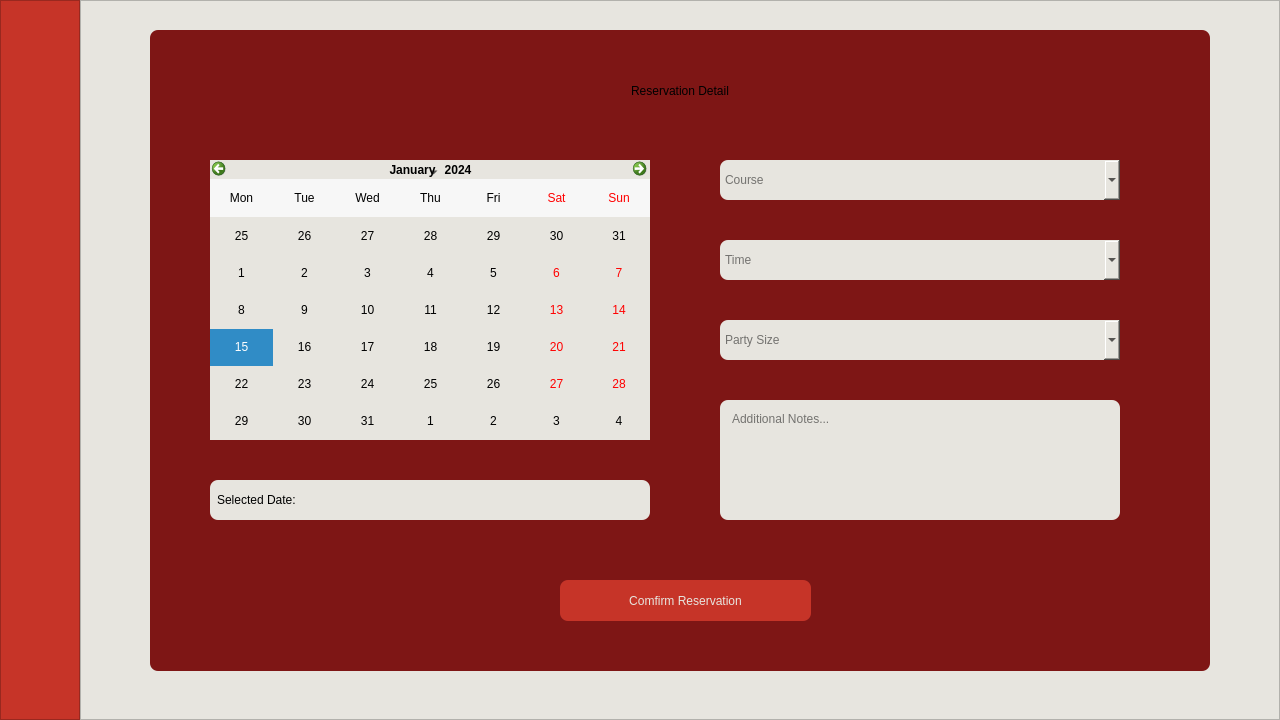
The window that app/gui/reservation/reservation.ui (chananon-n/FineCuisine) describes before a commit, drawn with Qt 5.
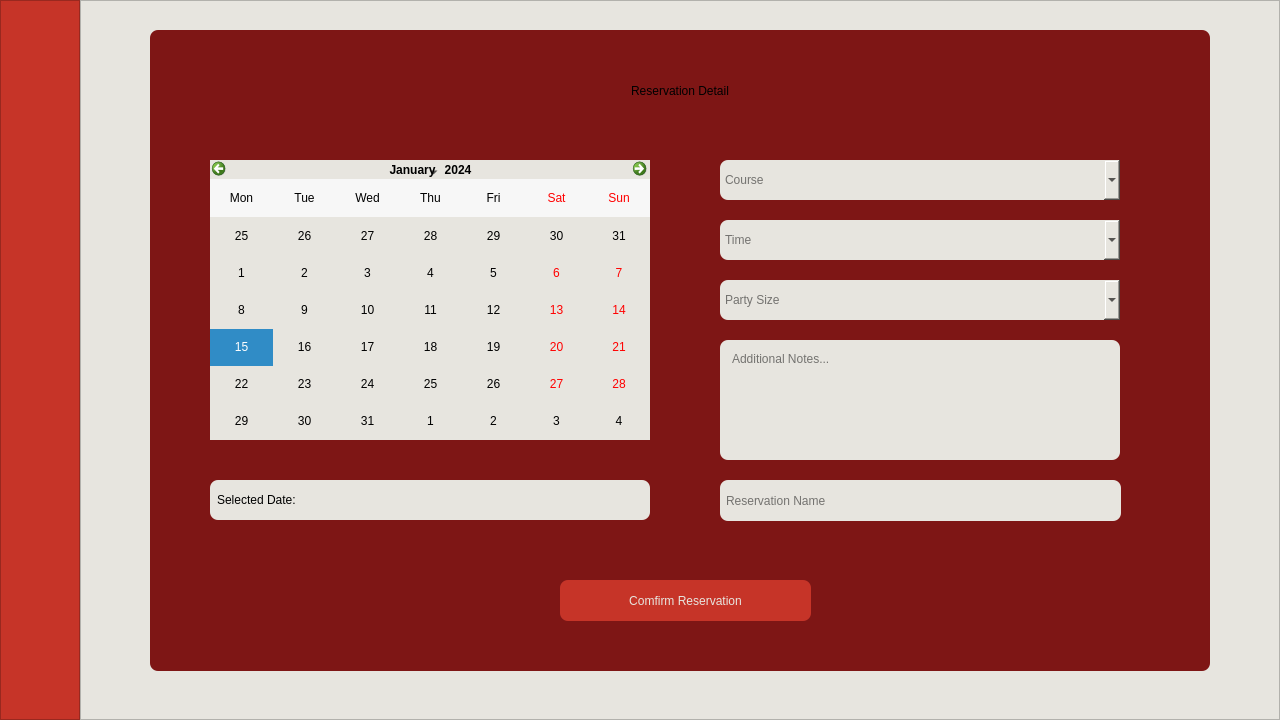
The same window after the commit. Icons and pictures are not drawn.

What changed in the file:
```diff
--- a/app/gui/reservation/reservation.ui
+++ b/app/gui/reservation/reservation.ui
@@ -336,7 +336,7 @@
            <property name="geometry">
             <rect>
              <x>570</x>
-             <y>210</y>
+             <y>190</y>
              <width>400</width>
              <height>40</height>
             </rect>
@@ -357,7 +357,7 @@
            <property name="geometry">
             <rect>
              <x>570</x>
-             <y>290</y>
+             <y>250</y>
              <width>400</width>
              <height>40</height>
             </rect>
@@ -375,7 +375,7 @@
            <property name="geometry">
             <rect>
              <x>570</x>
-             <y>370</y>
+             <y>310</y>
              <width>400</width>
              <height>120</height>
             </rect>
@@ -414,6 +414,25 @@
             <string>Comfirm Reservation</string>
            </property>
           </widget>
+          <widget class="QLineEdit" name="reservationoName">
+           <property name="geometry">
+            <rect>
+             <x>570</x>
+             <y>450</y>
+             <width>401</width>
+             <height>41</height>
+            </rect>
+           </property>
+           <property name="styleSheet">
+            <string notr="true">background-color: rgb(231, 229, 223);
+color:black;
+font: 20pt &quot;Arial&quot;;
+padding: 4px;</string>
+           </property>
+           <property name="placeholderText">
+            <string>Reservation Name</string>
+           </property>
+          </widget>
          </widget>
         </widget>
        </item>
```
